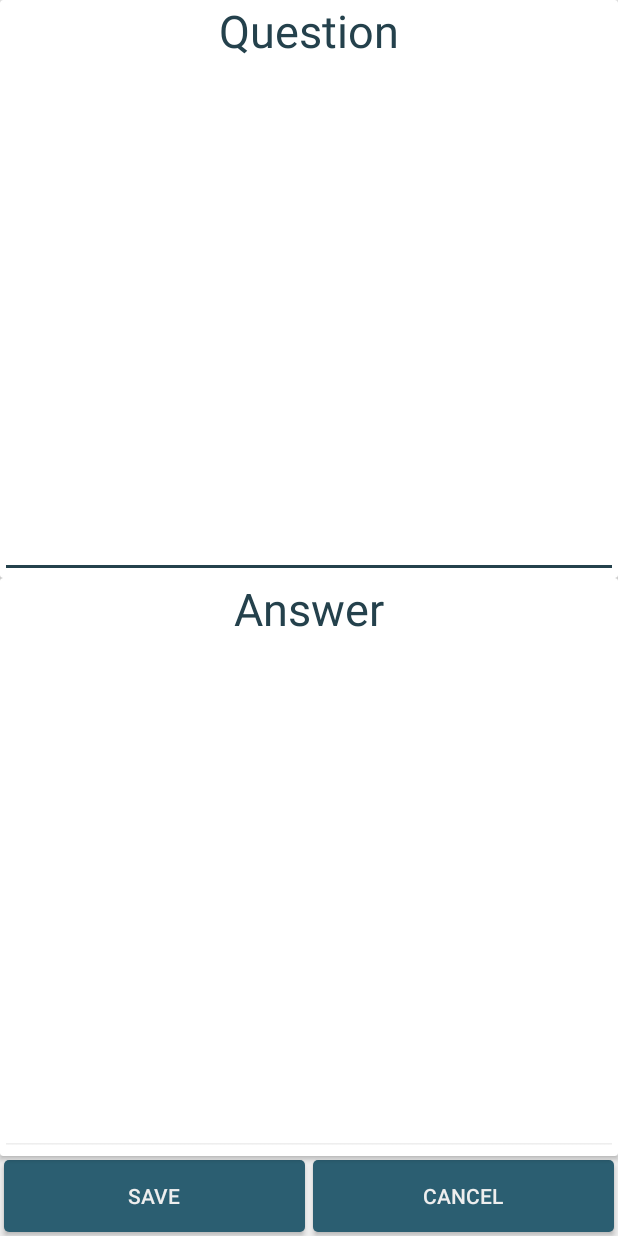
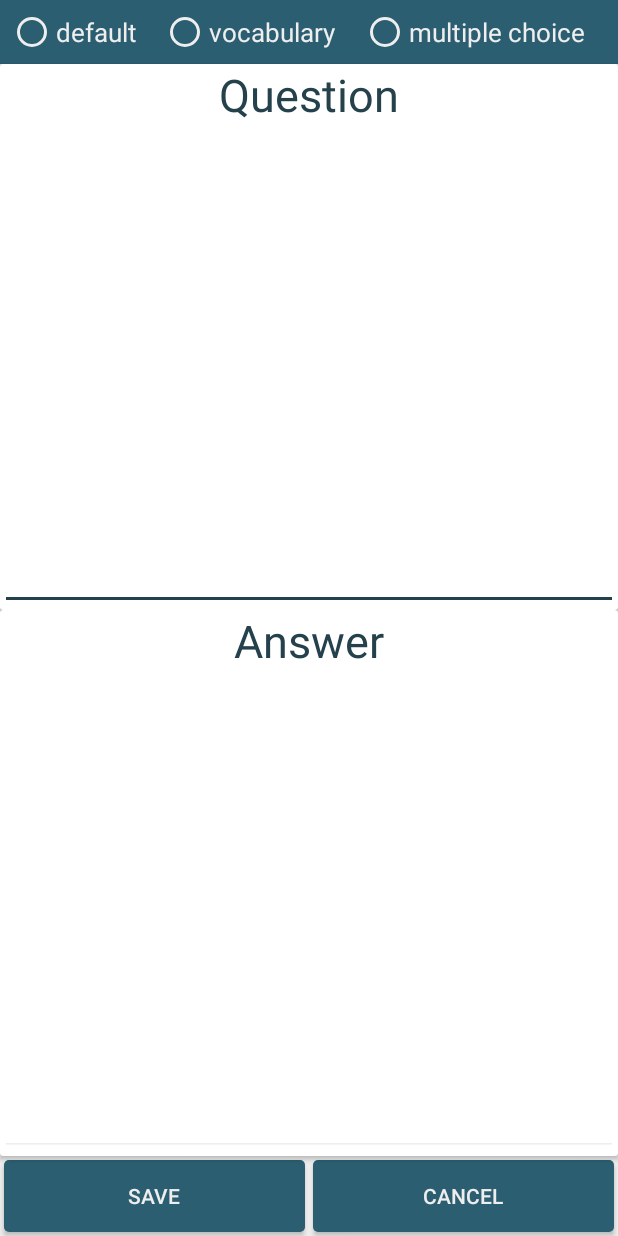
Before and after one commit to inv3rse/karteikartenApp, an Android app: the layout activity_card_edit.xml on its own in the app's theme, with its tools: preview values and no code run, on a phone screen of 412 x 824 dp. Run offline under Robolectric (Android 15) with nearby library versions, the phone set to English and light mode, and no system bars.

Commit message:
ViewFlipper und RadioButtons hinzugefügt

```diff
--- a/app/src/main/res/layout/activity_card_edit.xml
+++ b/app/src/main/res/layout/activity_card_edit.xml
@@ -4,6 +4,35 @@
     android:layout_width="match_parent"
     android:layout_height="match_parent"
     android:orientation="vertical">
+
+    <RadioGroup
+        android:layout_width="match_parent"
+        android:layout_height="wrap_content"
+        android:orientation="horizontal"
+        android:padding="5dp"
+        android:background="@color/colorPrimary">
+
+        <RadioButton
+            android:layout_width="wrap_content"
+            android:layout_height="wrap_content"
+            android:layout_weight="1"
+            android:text="@string/type_button1"
+            style="@style/RadioButtonStyle"/>
+
+        <RadioButton
+            android:layout_width="wrap_content"
+            android:layout_height="wrap_content"
+            android:layout_weight="1"
+            android:text="@string/type_button2"
+            style="@style/RadioButtonStyle"/>
+
+        <RadioButton
+            android:layout_width="wrap_content"
+            android:layout_height="wrap_content"
+            android:layout_weight="1"
+            android:text="@string/type_button3"
+            style="@style/RadioButtonStyle"/>
+    </RadioGroup>
 
     <android.support.v7.widget.CardView
         android:layout_width="match_parent"
@@ -42,6 +71,10 @@
         android:layout_weight="1"
         app:cardElevation="2dp">
 
+        <ViewFlipper
+            android:layout_width="match_parent"
+            android:layout_height="match_parent">
+
             <LinearLayout
                 android:layout_width="match_parent"
                 android:layout_height="match_parent"
@@ -64,6 +97,47 @@
                     android:inputType="textMultiLine" />
 
             </LinearLayout>
+
+            <LinearLayout
+                android:layout_width="match_parent"
+                android:layout_height="match_parent"
+                android:orientation="vertical">
+
+                <TextView
+                    android:layout_width="match_parent"
+                    android:layout_height="wrap_content"
+                    style="@style/HeadingStyle"
+                    android:text="@string/title_answer_correct"
+                    android:textAlignment="center"
+                    android:labelFor="@+id/answer_text_mc_correct"/>
+
+                <EditText
+                    android:id="@+id/answer_correct"
+                    android:layout_width="match_parent"
+                    android:layout_height="match_parent"
+                    style="@style/TextStyle"
+                    android:layout_weight="1"
+                    android:inputType="textMultiLine" />
+
+                <TextView
+                    android:layout_width="match_parent"
+                    android:layout_height="wrap_content"
+                    style="@style/HeadingStyle"
+                    android:text="@string/title_answer_wrong"
+                    android:textAlignment="center"
+                    android:labelFor="@+id/answer_text_mc_wrong"/>
+
+                <EditText
+                    android:id="@+id/answer_wrong"
+                    android:layout_width="match_parent"
+                    android:layout_height="match_parent"
+                    style="@style/TextStyle"
+                    android:layout_weight="1"
+                    android:inputType="textMultiLine"
+                    />
+            </LinearLayout>
+
+        </ViewFlipper>
 
     </android.support.v7.widget.CardView>
 
--- a/app/src/main/res/values/strings.xml
+++ b/app/src/main/res/values/strings.xml
@@ -19,4 +19,9 @@
     <string name="change_mode">change mode</string>
     <string name="share">share</string>
     <string name="import_deck">import deck</string>
+    <string name="title_answer_correct">Correct Answer</string>
+    <string name="title_answer_wrong">Wrong Answer</string>
+    <string name="type_button1">default</string>
+    <string name="type_button2">vocabulary</string>
+    <string name="type_button3">multiple choice</string>
 </resources>
--- a/app/src/main/res/values/styles.xml
+++ b/app/src/main/res/values/styles.xml
@@ -44,4 +44,9 @@
         <item name="android:background">@color/colorPrimary</item>
     </style>
 
+    <style name="RadioButtonStyle" parent="Base.Widget.AppCompat.CompoundButton.RadioButton">
+        <item name="android:textSize">17sp</item>
+        <item name="android:textColor">@color/colorFont</item>
+    </style>
+
 </resources>
```
Lines whose indentation alone changed are shown as unchanged.
